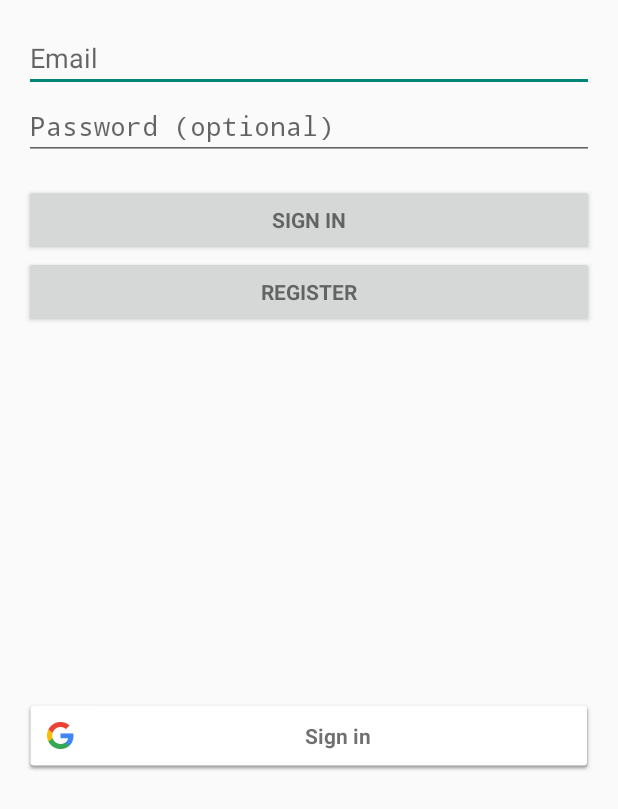
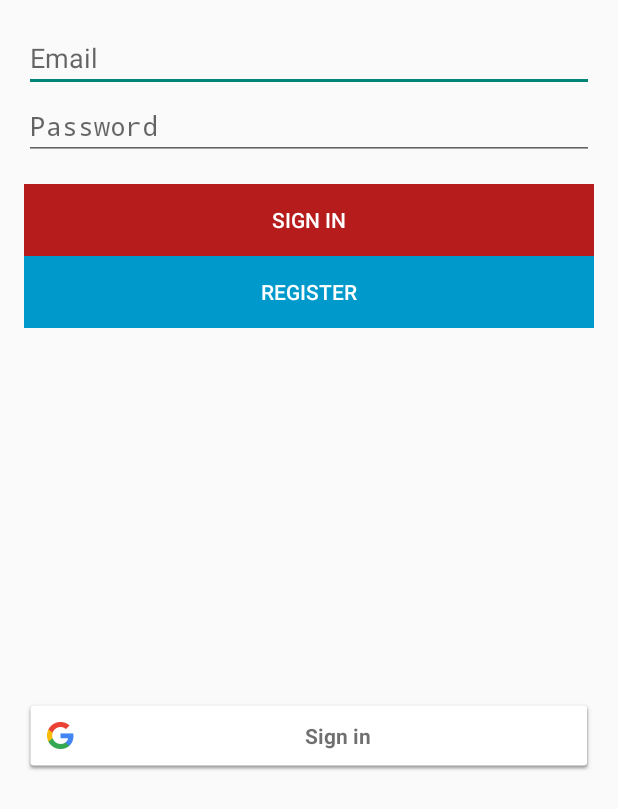
Before and after one commit to dangkevin/RoomEZ-Android, an Android app: the LoginActivity screen opened directly, with no data from a screen before it, on a phone screen of 412 x 824 dp. Shown: the top 809 px of the screen. Run offline under Robolectric (Android 15) with nearby library versions, the phone set to English and light mode, and no system bars.

Commit message:
Cleaned up Login

```diff
--- a/RoomEZ/app/src/main/AndroidManifest.xml
+++ b/RoomEZ/app/src/main/AndroidManifest.xml
@@ -45,9 +45,6 @@
 
         </activity>
 
-
-
-
         <activity
             android:name=".Main_Login_Page"
             android:label="@string/app_name"
--- a/RoomEZ/app/src/main/res/layout/activity_main__login__page.xml
+++ b/RoomEZ/app/src/main/res/layout/activity_main__login__page.xml
@@ -13,6 +13,10 @@
         android:layout_width="wrap_content" android:layout_height="wrap_content"
         android:layout_marginBottom="8dp" android:visibility="gone" />
 
+
+
+
+
     <LinearLayout android:id="@+id/login_form" android:layout_width="match_parent"
         android:layout_height="450dp">
         <LinearLayout android:layout_width="match_parent" android:layout_height="wrap_content"
@@ -26,6 +30,8 @@
                     android:layout_width="match_parent" android:layout_height="match_parent"
                     android:layout_weight="1" android:text="@string/plus_sign_out" />
 
+
+                <!-- The button for G+ that say "Disconnect from Google+ !-->
                 <Button android:id="@+id/plus_disconnect_button"
                     style="?android:textAppearanceSmall" android:layout_width="match_parent"
                     android:layout_height="match_parent" android:layout_weight="1"
@@ -52,17 +58,30 @@
                     android:imeOptions="actionUnspecified" android:inputType="textPassword"
                     android:maxLines="1" android:singleLine="true" />
 
-                <Button android:id="@+id/email_sign_in_button" style="?android:textAppearanceSmall"
+                <Button android:id="@+id/email_sign_in_button"
                     android:layout_width="match_parent" android:layout_height="wrap_content"
-                    android:layout_marginTop="16dp" android:text="Sign In"
-                    android:textStyle="bold" />
+                    android:layout_marginTop="16dp"
+                    android:text="Sign In"
+                    android:background="#B71C1C"
+                    android:textColor="#FFFFFF"
+                    android:textStyle="normal"
+                    style="?android:attr/borderlessButtonStyle"/>
 
-                <Button android:id="@+id/register_button" style="?android:textAppearanceSmall"
+
+
+                <!-- This is the register button used for the Login page !-->
+                <Button android:id="@+id/register_button"
                     android:layout_width="match_parent"
+                    android:background="#0099CC"
                     android:layout_height="wrap_content"
                     android:text="Register"
-                    android:textStyle="bold"
+                    android:textColor="#FFFFFF"
+                    android:textStyle="normal"
+                    style="?android:attr/borderlessButtonStyle"
                     />
+
+                   <!--THIS LINE WAS PREVIOUSLY IN THE XML BUTTON ABOVE
+                        style="?android:textAppearanceSmall" -->
 
             </LinearLayout>
         </LinearLayout>
--- a/RoomEZ/app/src/main/res/values/strings.xml
+++ b/RoomEZ/app/src/main/res/values/strings.xml
@@ -1,5 +1,7 @@
 <?xml version="1.0" encoding="utf-8"?>
 <resources>
+
+
 
     <string name="app_name">RoomEZ</string>
     <string name="hello_world">Hello world!</string>
--- a/RoomEZ/app/src/main/res/values/strings_activity_main__login__page.xml
+++ b/RoomEZ/app/src/main/res/values/strings_activity_main__login__page.xml
@@ -3,7 +3,7 @@
 
     <!-- Strings related to login -->
     <string name="prompt_email">Email</string>
-    <string name="prompt_password">Password (optional)</string>
+    <string name="prompt_password">Password</string>
     <string name="action_sign_in">Sign in or register</string>
     <string name="action_sign_in_short">Sign in</string>
     <string name="plus_sign_out">Switch Google+ account</string>
```
Also changed, not shown: RoomEZ/app/src/main/java/com/example/anthonygrisaffi/roomez/Main_Login_Page.java (+8 -1 lines), RoomEZ/app/src/main/res/values/styles.xml (+14 -0 lines).
